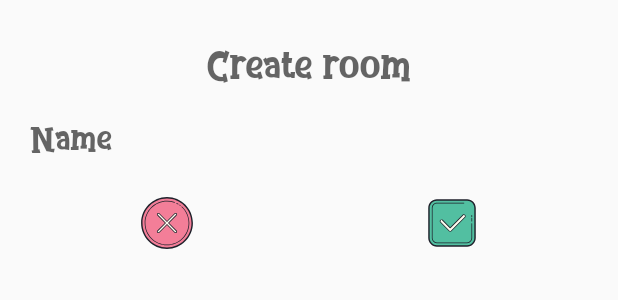
After one commit to dekaustubh/bingo, an Android app: the layout fragment_create_room.xml on its own in the app's theme, with its tools: preview values and no code run, on a phone screen of 412 x 824 dp. The commit adds this screen. Shown: the top 300 px of the screen. Run offline under Robolectric (Android 15) with nearby library versions, the phone set to English and light mode, and no system bars.

Commit message:
Implement some design for create room & remove CreateRoomActivity

```diff
--- a/app/src/main/AndroidManifest.xml
+++ b/app/src/main/AndroidManifest.xml
@@ -31,7 +31,7 @@
             android:name=".match.create.CreateMatchActivity"
             android:screenOrientation="fullSensor" />
         <activity
-            android:name=".rooms.create.CreateRoomActivity"
+            android:name=".rooms.create.CreateRoomDialogFragment"
             android:screenOrientation="fullSensor" />
         <activity
             android:name=".splash.SplashActivity"
--- a/app/src/main/java/com/dekaustubh/bingo/di/ActivityBindingModule.kt
+++ b/app/src/main/java/com/dekaustubh/bingo/di/ActivityBindingModule.kt
@@ -5,7 +5,7 @@ import com.dekaustubh.bingo.match.create.CreateMatchActivity
 import com.dekaustubh.bingo.match.join.JoinMatchActivity
 import com.dekaustubh.bingo.register.RegisterActivity
 import com.dekaustubh.bingo.register.RegisterFragment
-import com.dekaustubh.bingo.rooms.create.CreateRoomActivity
+import com.dekaustubh.bingo.rooms.create.CreateRoomDialogFragment
 import com.dekaustubh.bingo.rooms.details.RoomDetailsActivity
 import com.dekaustubh.bingo.services.BingoFirebaseMessagingService
 import com.dekaustubh.bingo.splash.SplashActivity
@@ -25,7 +25,7 @@ abstract class ActivityBindingModule {
     abstract fun contributeRegisterActivity(): RegisterActivity
 
     @ContributesAndroidInjector()
-    abstract fun contributeCreateRoomActivity(): CreateRoomActivity
+    abstract fun contributeCreateRoomActivity(): CreateRoomDialogFragment
 
     @ContributesAndroidInjector()
     abstract fun contributeRegisterFragment(): RegisterFragment
--- /dev/null
+++ b/app/src/main/res/drawable/ic_cancel.xml
@@ -0,0 +1,24 @@
+<vector xmlns:android="http://schemas.android.com/apk/res/android"
+    android:width="48dp"
+    android:height="48dp"
+    android:viewportWidth="100"
+    android:viewportHeight="100">
+  <path
+      android:pathData="M50,15A35,35 0,1 0,50 85A35,35 0,1 0,50 15Z"
+      android:fillColor="#f37e98"/>
+  <path
+      android:pathData="M52.121,50l10.939,-10.939c0.586,-0.585 0.586,-1.536 0,-2.121C62.768,36.646 62.384,36.5 62,36.5s-0.768,0.146 -1.061,0.439L50,47.879L39.061,36.939C38.768,36.646 38.384,36.5 38,36.5s-0.768,0.146 -1.061,0.439c-0.586,0.585 -0.586,1.536 0,2.121L47.879,50L36.939,60.939c-0.586,0.585 -0.586,1.536 0,2.121C37.232,63.354 37.616,63.5 38,63.5s0.768,-0.146 1.061,-0.439L50,52.121l10.939,10.939C61.232,63.354 61.616,63.5 62,63.5s0.768,-0.146 1.061,-0.439c0.586,-0.585 0.586,-1.536 0,-2.121L52.121,50z"
+      android:fillColor="#fdfcef"/>
+  <path
+      android:pathData="M50,86c-19.851,0 -36,-16.149 -36,-36s16.149,-36 36,-36s36,16.149 36,36S69.851,86 50,86zM50,16c-18.748,0 -34,15.252 -34,34s15.252,34 34,34s34,-15.252 34,-34S68.748,16 50,16z"
+      android:fillColor="#1f212b"/>
+  <path
+      android:pathData="M65.5,24.227c-0.087,0 -0.175,-0.022 -0.255,-0.07 -0.638,-0.377 -1.299,-0.735 -1.967,-1.065 -0.247,-0.123 -0.349,-0.422 -0.227,-0.67 0.123,-0.249 0.425,-0.347 0.67,-0.227 0.689,0.341 1.374,0.711 2.033,1.102 0.237,0.141 0.316,0.447 0.176,0.685C65.837,24.139 65.671,24.227 65.5,24.227zM68.5,26.25c-0.106,0 -0.213,-0.034 -0.304,-0.103 -0.322,-0.247 -0.65,-0.486 -0.983,-0.72 -0.226,-0.159 -0.281,-0.47 -0.122,-0.696 0.158,-0.228 0.47,-0.28 0.696,-0.123 0.345,0.241 0.683,0.49 1.017,0.745 0.22,0.167 0.261,0.481 0.094,0.701C68.799,26.182 68.65,26.25 68.5,26.25z"
+      android:fillColor="#1f212b"/>
+  <path
+      android:pathData="M50,81c-17.094,0 -31,-13.907 -31,-31s13.906,-31 31,-31c3.668,0 7.259,0.635 10.672,1.886c0.26,0.095 0.393,0.382 0.298,0.642s-0.383,0.393 -0.642,0.297C57.025,20.614 53.551,20 50,20c-16.542,0 -30,13.458 -30,30s13.458,30 30,30s30,-13.458 30,-30c0,-8.439 -3.585,-16.535 -9.836,-22.213c-0.205,-0.186 -0.22,-0.502 -0.034,-0.707c0.187,-0.204 0.503,-0.219 0.706,-0.034C77.296,32.914 81,41.28 81,50C81,67.093 67.094,81 50,81z"
+      android:fillColor="#1f212b"/>
+  <path
+      android:pathData="M52.828,50l10.586,-10.586C63.792,39.037 64,38.534 64,38s-0.208,-1.037 -0.586,-1.414C63.036,36.208 62.534,36 62,36s-1.036,0.208 -1.414,0.586L50,47.172L39.414,36.586C39.036,36.208 38.534,36 38,36s-1.036,0.208 -1.414,0.586C36.208,36.963 36,37.466 36,38s0.208,1.037 0.586,1.414L47.172,50L36.586,60.586C36.208,60.963 36,61.466 36,62s0.208,1.037 0.586,1.414C36.964,63.792 37.466,64 38,64s1.036,-0.208 1.414,-0.586L50,52.828l10.586,10.586C60.964,63.792 61.466,64 62,64s1.036,-0.208 1.414,-0.586C63.792,63.037 64,62.534 64,62s-0.208,-1.037 -0.586,-1.414L52.828,50zM62.707,62.707c-0.378,0.378 -1.036,0.378 -1.414,0L50,51.414L38.707,62.707c-0.378,0.378 -1.036,0.378 -1.414,0C37.104,62.518 37,62.267 37,62s0.104,-0.518 0.293,-0.707L48.586,50L37.293,38.707C37.104,38.518 37,38.267 37,38s0.104,-0.518 0.293,-0.707c0.378,-0.378 1.036,-0.378 1.414,0L50,48.586l11.293,-11.293c0.378,-0.378 1.036,-0.378 1.414,0C62.896,37.482 63,37.733 63,38s-0.104,0.518 -0.293,0.707L51.414,50l11.293,11.293C62.896,61.482 63,61.733 63,62S62.896,62.518 62.707,62.707z"
+      android:fillColor="#1f212b"/>
+</vector>
--- /dev/null
+++ b/app/src/main/res/drawable/ic_check_mark.xml
@@ -0,0 +1,21 @@
+<vector xmlns:android="http://schemas.android.com/apk/res/android"
+    android:width="48dp"
+    android:height="48dp"
+    android:viewportWidth="100"
+    android:viewportHeight="100">
+  <path
+      android:pathData="M71,82H29c-6.075,0 -11,-4.925 -11,-11V29c0,-6.075 4.925,-11 11,-11h42c6.075,0 11,4.925 11,11v42C82,77.075 77.075,82 71,82z"
+      android:fillColor="#52bfa1"/>
+  <path
+      android:pathData="M47.5,61.5c-0.481,0 -0.964,-0.173 -1.346,-0.521l-12,-12c-0.817,-0.742 -0.877,-2.008 -0.134,-2.825c0.743,-0.815 2.007,-0.878 2.825,-0.134l10.628,10.753l17.653,-17.728c0.802,-0.758 2.067,-0.724 2.827,0.081c0.759,0.803 0.723,2.068 -0.081,2.827l-19,19C48.488,61.317 47.994,61.5 47.5,61.5z"
+      android:fillColor="#fefdef"/>
+  <path
+      android:pathData="M71,78H29c-3.86,0 -7,-3.141 -7,-7V29c0,-3.859 3.14,-7 7,-7h37.5c0.276,0 0.5,0.224 0.5,0.5S66.776,23 66.5,23H29c-3.309,0 -6,2.691 -6,6v42c0,3.309 2.691,6 6,6h42c3.309,0 6,-2.691 6,-6V51c0,-0.276 0.224,-0.5 0.5,-0.5S78,50.724 78,51v20C78,74.859 74.859,78 71,78zM77.5,48c-0.276,0 -0.5,-0.224 -0.5,-0.5v-4c0,-0.276 0.224,-0.5 0.5,-0.5s0.5,0.224 0.5,0.5v4C78,47.776 77.776,48 77.5,48zM77.5,42c-0.276,0 -0.5,-0.224 -0.5,-0.5v-2c0,-0.276 0.224,-0.5 0.5,-0.5s0.5,0.224 0.5,0.5v2C78,41.776 77.776,42 77.5,42z"
+      android:fillColor="#1f212b"/>
+  <path
+      android:pathData="M71,83H29c-6.617,0 -12,-5.383 -12,-12V29c0,-6.617 5.383,-12 12,-12h42c6.617,0 12,5.383 12,12v42C83,77.617 77.617,83 71,83zM29,19c-5.514,0 -10,4.486 -10,10v42c0,5.514 4.486,10 10,10h42c5.514,0 10,-4.486 10,-10V29c0,-5.514 -4.486,-10 -10,-10H29z"
+      android:fillColor="#1f212b"/>
+  <path
+      android:pathData="M47.5,62c-0.624,0 -1.222,-0.231 -1.683,-0.651L33.801,49.333c-0.477,-0.432 -0.767,-1.047 -0.798,-1.714c-0.031,-0.667 0.198,-1.307 0.647,-1.801c0.93,-1.019 2.514,-1.092 3.531,-0.167l10.293,10.413l17.298,-17.371C65.27,38.224 65.92,37.997 66.57,38c0.668,0.019 1.288,0.297 1.747,0.783c0.459,0.485 0.701,1.12 0.682,1.788c-0.019,0.667 -0.297,1.288 -0.783,1.747l-18.989,18.99C48.75,61.758 48.141,62 47.5,62zM35.509,45.999c-0.409,0 -0.82,0.165 -1.119,0.493c-0.269,0.296 -0.407,0.68 -0.388,1.08s0.192,0.769 0.488,1.038l12.018,12.017c0.526,0.477 1.469,0.484 2.022,-0.036l18.989,-18.99c0.302,-0.285 0.469,-0.657 0.48,-1.058c0.011,-0.4 -0.134,-0.781 -0.409,-1.072c-0.275,-0.292 -0.648,-0.458 -1.049,-0.47c-0.392,-0.019 -0.78,0.133 -1.071,0.409L47.828,57.126c-0.094,0.094 -0.222,0.147 -0.354,0.147h-0.001c-0.133,0 -0.261,-0.054 -0.354,-0.148L36.49,46.372C36.215,46.123 35.863,45.999 35.509,45.999z"
+      android:fillColor="#1f212b"/>
+</vector>
--- /dev/null
+++ b/app/src/main/res/layout/fragment_create_room.xml
@@ -0,0 +1,70 @@
+<?xml version="1.0" encoding="utf-8"?>
+<LinearLayout xmlns:android="http://schemas.android.com/apk/res/android"
+    xmlns:app="http://schemas.android.com/apk/res-auto"
+    xmlns:tools="http://schemas.android.com/tools"
+    android:gravity="center"
+    android:layout_width="match_parent"
+    android:layout_height="wrap_content"
+    android:minWidth="300dp"
+    android:minHeight="200dp"
+    android:orientation="vertical"
+    android:padding="8dp"
+    tools:context=".rooms.create.CreateRoomDialogFragment">
+
+    <TextView
+        android:id="@+id/title"
+        android:layout_width="match_parent"
+        android:layout_height="wrap_content"
+        android:fontFamily="@font/bomb_regular"
+        android:gravity="center"
+        android:hint="@string/create_room"
+        android:padding="12dp"
+        android:textColor="@android:color/black"
+        android:textSize="14sp"
+        app:layout_constraintEnd_toEndOf="parent"
+        app:layout_constraintStart_toStartOf="parent"
+        app:layout_constraintTop_toTopOf="parent" />
+
+    <EditText
+        android:id="@+id/name"
+        android:layout_width="match_parent"
+        android:layout_height="wrap_content"
+        android:fontFamily="@font/bomb_regular"
+        android:hint="@string/hint_name"
+        android:padding="12dp"
+        android:textSize="12sp"
+        android:background="@null"
+        app:layout_constraintEnd_toEndOf="parent"
+        app:layout_constraintStart_toStartOf="parent"
+        app:layout_constraintTop_toBottomOf="@id/title" />
+
+    <LinearLayout
+        android:layout_width="match_parent"
+        android:layout_height="wrap_content"
+        android:padding="8dp"
+        android:orientation="horizontal"
+        android:weightSum="2">
+
+        <ImageButton
+            android:id="@+id/cancel"
+            android:layout_width="48dp"
+            android:layout_height="48dp"
+            android:layout_weight="1"
+            android:background="@android:color/transparent"
+            android:src="@drawable/ic_cancel"
+            app:layout_constraintEnd_toEndOf="parent"
+            app:layout_constraintTop_toBottomOf="@id/create" />
+
+        <ImageButton
+            android:id="@+id/create"
+            android:layout_width="48dp"
+            android:layout_height="48dp"
+            android:layout_weight="1"
+            android:background="@android:color/transparent"
+            android:src="@drawable/ic_check_mark"
+            app:layout_constraintStart_toStartOf="parent"
+            app:layout_constraintTop_toBottomOf="@id/create" />
+
+    </LinearLayout>
+
+</LinearLayout>
--- a/app/src/main/res/values/strings.xml
+++ b/app/src/main/res/values/strings.xml
@@ -19,5 +19,8 @@
     <string name="waiting_for_people_to_join">Waiting for people to join</string>
     <string name="no_matches_for_this_room">No matches for this room</string>
 
+    <string name="create_room_dialog_create">Create</string>
+    <string name="create_room_dialog_cancel">Cancel</string>
+
     <string name="web_client_id">714178780957-vhvvbdaeekvtm4gglngkq8tpvb58luv8.apps.googleusercontent.com</string>
 </resources>
```
Also changed, not shown: app/src/main/java/com/dekaustubh/bingo/main/MainActivity.kt (+7 -6 lines), app/src/main/java/com/dekaustubh/bingo/rooms/create/CreateRoomActivity.kt (deleted, +0 -54 lines), app/src/main/java/com/dekaustubh/bingo/rooms/create/CreateRoomDialogFragment.kt (added, +69 -0 lines), app/src/main/res/layout/activity_create_room.xml (deleted, +0 -36 lines), app/src/main/res/font/roboto-medium.ttf (deleted), app/src/main/res/font/roboto_bold.ttf (renamed from app/src/main/res/font/roboto-bold.ttf), app/src/main/res/font/roboto_medium.ttf (added).
